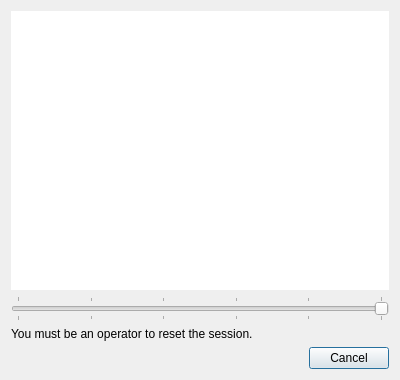
Old version of the form src/desktop/ui/resetsession.ui in the repository drawpile/Drawpile.
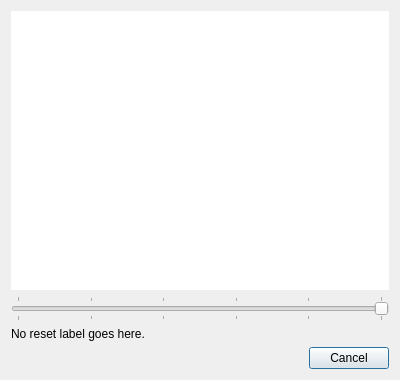
New version of the form.

Commit message:
Allow joining sessions with minor incompatibility
Instead of outright denying clients to join sessions with a minor
protocol difference. Since their canvas is likely to desynchronize when
features are used that their client doesn't support, they are not
allowed to reset or compress the canvas. A warning is shown to them
similar to when they are in compatibility mode, the join message will
say that they're on an older client, their name in chat will be italic
and they will be shown as "Outdated" in the user list.

```diff
--- a/src/desktop/ui/resetsession.ui
+++ b/src/desktop/ui/resetsession.ui
@@ -61,7 +61,7 @@
    <item>
     <widget class="QLabel" name="opLabel">
      <property name="text">
-      <string>You must be an operator to reset the session.</string>
+      <string notr="true">No reset label goes here.</string>
      </property>
      <property name="wordWrap">
       <bool>true</bool>
```
Left out of the diff: 2 changed lines with no effect on the pictures. The commit also changes 38 other files.
